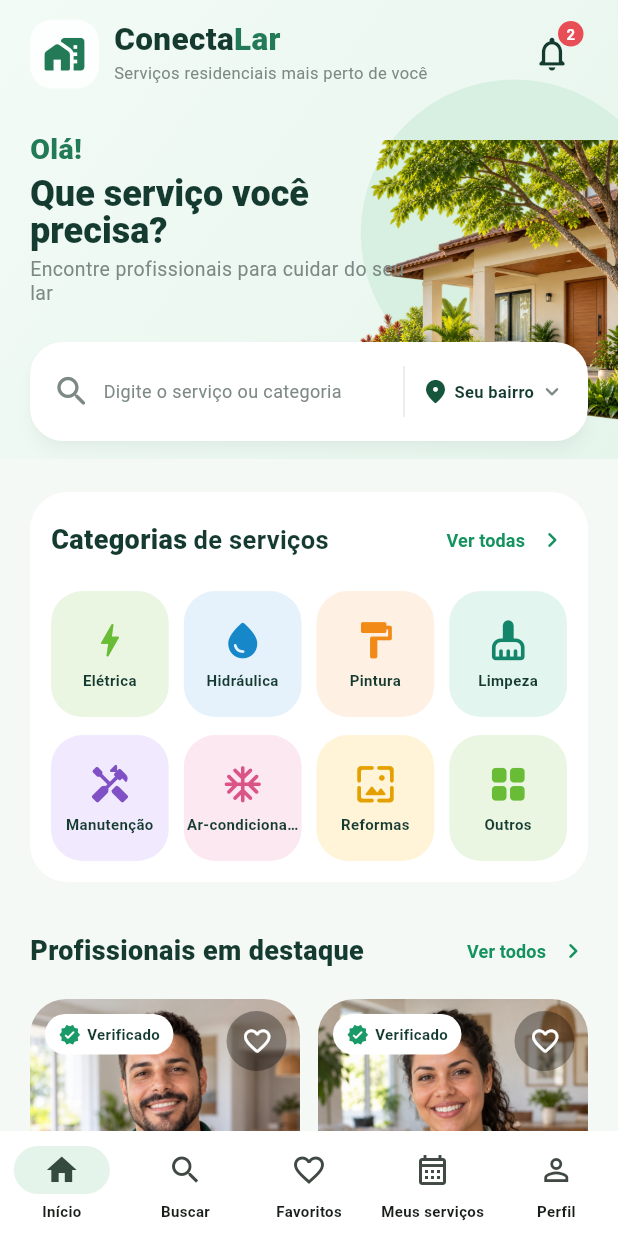
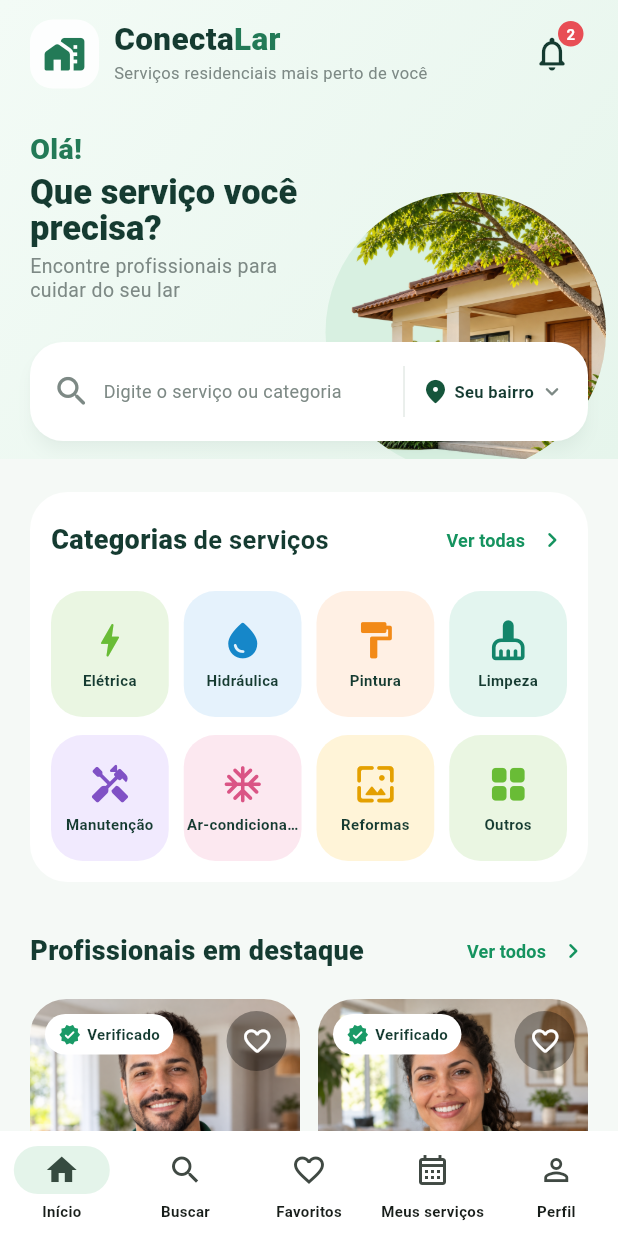
Before and after one commit to dev-stack00/ConectaLar, a Flutter app: the screen it shows after launch, on a phone screen of 412 x 824 dp. Run offline on Flutter 3.47's test engine with Material 3 defaults, Android fonts, the phone set to English and light mode, and no system bars; network calls fail.

Commit message:
Ajusta destaque da casa no cabeçalho da Home

```diff
--- a/lib/screens/home/home_page.dart
+++ b/lib/screens/home/home_page.dart
@@ -308,9 +308,9 @@ class _HomeHero extends StatelessWidget {
   Widget build(BuildContext context) {
     return LayoutBuilder(
       builder: (context, constraints) {
-        final compact = constraints.maxWidth < 360;
-        final imageWidth = (constraints.maxWidth * 0.68).clamp(230.0, 280.0);
-        final imageHeight = imageWidth * 2 / 3;
+        final compact = constraints.maxWidth < 380;
+        final baseImageSize = (constraints.maxWidth * 0.43).clamp(144.0, 170.0);
+        final imageSize = baseImageSize * (compact ? 1.06 : 1.1);
         return SizedBox(
           height: 306,
           child: Stack(
@@ -328,26 +328,30 @@ class _HomeHero extends StatelessWidget {
                 ),
               ),
               Positioned(
-                right: -46,
-                bottom: 48,
-                child: Container(
-                  width: 230,
-                  height: 205,
-                  decoration: const BoxDecoration(
-                    color: Color(0xFFD8F0E1),
-                    shape: BoxShape.circle,
+                top: 128,
+                right: 8,
+                child: SizedBox.square(
+                  dimension: imageSize,
+                  child: DecoratedBox(
+                    decoration: const BoxDecoration(
+                      color: Color(0xFFD8F0E1),
+                      shape: BoxShape.circle,
+                    ),
+                    child: ClipOval(
+                      child: Transform.scale(
+                        scale: 1.08,
+                        alignment: Alignment.bottomRight,
+                        child: Image.asset(
+                          'assets/images/home/hero_house_cutout.png',
+                          width: imageSize,
+                          height: imageSize,
+                          fit: BoxFit.cover,
+                          alignment: const Alignment(0.65, 0),
+                          semanticLabel: 'Casa com jardim',
+                        ),
+                      ),
+                    ),
                   ),
-                ),
-              ),
-              Positioned(
-                right: compact ? -10 : -18,
-                bottom: 26,
-                child: Image.asset(
-                  'assets/images/home/hero_house_cutout.png',
-                  width: imageWidth,
-                  height: imageHeight,
-                  fit: BoxFit.contain,
-                  alignment: Alignment.bottomRight,
                 ),
               ),
               Positioned(
@@ -359,8 +363,8 @@ class _HomeHero extends StatelessWidget {
               Positioned(
                 top: 86,
                 left: 20,
-                right: compact ? 106 : 126,
-                child: const _Greeting(),
+                right: imageSize + 18,
+                child: _Greeting(compact: compact),
               ),
               Positioned(
                 left: 20,
@@ -474,7 +478,9 @@ class _BrandHeader extends StatelessWidget {
 }
 
 class _Greeting extends StatelessWidget {
-  const _Greeting();
+  const _Greeting({required this.compact});
+
+  final bool compact;
 
   @override
   Widget build(BuildContext context) {
@@ -494,7 +500,7 @@ class _Greeting extends StatelessWidget {
           'Que serviço você precisa?',
           style: Theme.of(context).textTheme.titleLarge?.copyWith(
             color: AppColors.texto,
-            fontSize: 24,
+            fontSize: compact ? 21 : 23,
             height: 1.05,
             fontWeight: FontWeight.w800,
           ),
```
